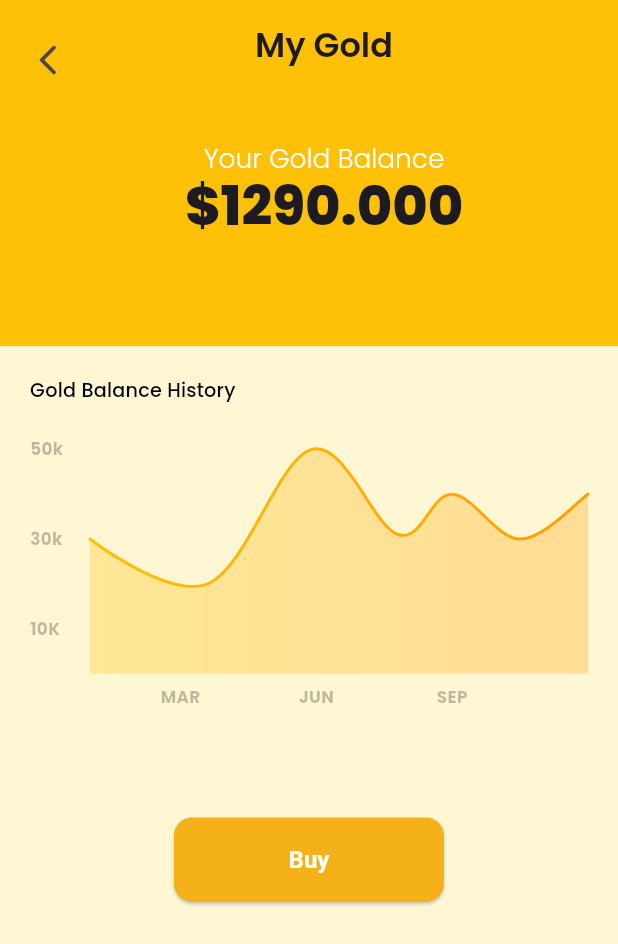
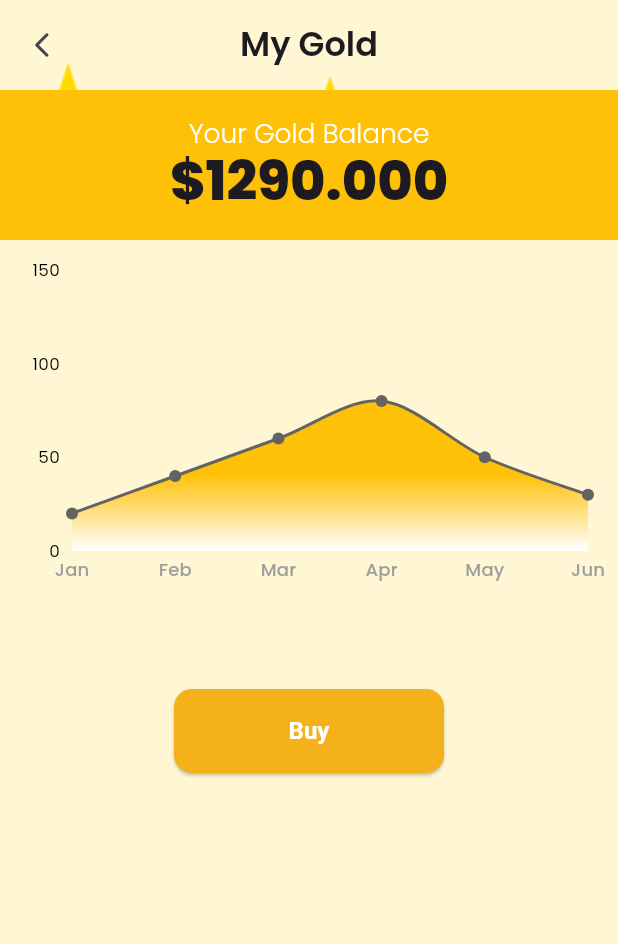
Before and after one commit to YahyaKhan007/E-Gold, a Flutter app: the GoldbalancehistoryView screen opened by its route, on a phone screen of 412 x 824 dp. Shown: the top 944 px of the screen. Run offline on Flutter 3.47's test engine with Material 3 defaults, Android fonts, the phone set to English and light mode, and no system bars; drawn by our look-alikes of fl_chart; our stand-ins replace cloud_firestore, firebase_auth, firebase_core, firebase_storage, flutter_holo_date_picker, flutter_svg and 9 more; missing offline and left inert: flutter_facebook_auth, onscreen_num_keyboard; accounts and stored records are empty; project files that could hold a hidden picture were left out.

Commit message:
line chat of gold balance

```diff
--- a/lib/ui/views/goldbalancehistory/goldbalancehistory_view.dart
+++ b/lib/ui/views/goldbalancehistory/goldbalancehistory_view.dart
@@ -1,5 +1,6 @@
+import 'package:e_gold/ui/common/app_widgets.dart';
 import 'package:e_gold/ui/common/ui_helpers.dart';
-import 'package:e_gold/ui/widgets/lineChartGold.dart';
+import 'package:e_gold/ui/views/goldbalancehistory/widgets/line_chart.dart';
 import 'package:flutter/material.dart';
 import 'package:stacked/stacked.dart';
 
@@ -15,6 +16,18 @@ class GoldbalancehistoryView extends StackedView<GoldbalancehistoryViewModel> {
     Widget? child,
   ) {
     return Scaffold(
+      appBar: kAppBar(
+        context: context,
+        onButtonPressed: () {},
+        title: Text(
+          "My Gold",
+          style: Theme.of(context)
+              .textTheme
+              .headlineMedium!
+              .copyWith(fontWeight: FontWeight.w600),
+        ),
+        backgroundColor: Colors.amber,
+      ),
       body: SingleChildScrollView(
         child: Column(
           children: [
@@ -22,36 +35,16 @@ class GoldbalancehistoryView extends StackedView<GoldbalancehistoryViewModel> {
               padding:
                   const EdgeInsets.symmetric(vertical: 16, horizontal: 8.0),
               color: Colors.amber,
-              height: screenHeight(context) * 0.28,
+              height: 100,
               width: screenWidth(context),
-              child: Row(
-                crossAxisAlignment: CrossAxisAlignment.start,
-                mainAxisAlignment: MainAxisAlignment.start,
-                children: [
-                  IconButton(
-                    icon: const Icon(Icons.arrow_back_ios_new_rounded),
-                    onPressed: viewModel.goBack,
-                  ),
-                  SizedBox(
-                    width: 320,
               child: Column(
                 crossAxisAlignment: CrossAxisAlignment.center,
-                      mainAxisAlignment: MainAxisAlignment.start,
+                mainAxisAlignment: MainAxisAlignment.center,
                 children: [
-                        Text("My Gold",
-                            style: Theme.of(context)
-                                .textTheme
-                                .headlineMedium!
-                                .copyWith(fontWeight: FontWeight.w600)),
-                        verticalSpaceLarge,
                   Text(
                     "Your Gold Balance",
-                          style: Theme.of(context)
-                              .textTheme
-                              .titleLarge!
-                              .copyWith(
-                                  color: Colors.white,
-                                  fontWeight: FontWeight.w300),
+                    style: Theme.of(context).textTheme.titleLarge!.copyWith(
+                        color: Colors.white, fontWeight: FontWeight.w300),
                   ),
                   Text(
                     "\$1290.000",
@@ -63,12 +56,16 @@ class GoldbalancehistoryView extends StackedView<GoldbalancehistoryViewModel> {
                 ],
               ),
             ),
+            KLineChart(
+              data: [
+                ChartDataModel(timePeriod: 'Jan', value: 20),
+                ChartDataModel(timePeriod: 'Feb', value: 40),
+                ChartDataModel(timePeriod: 'Mar', value: 60),
+                ChartDataModel(timePeriod: 'Apr', value: 80),
+                ChartDataModel(timePeriod: 'May', value: 50),
+                ChartDataModel(timePeriod: 'Jun', value: 30),
               ],
-              ),
-            ),
-            KLineChart(
-              gradientColors: [Colors.amber, Colors.amber.shade700],
-              lineChartHeading: 'Gold Balance History',
+              maxYValue: 150,
             ),
             verticalSpaceLarge,
             ElevatedButton(onPressed: () {}, child: const Text('Buy'))
--- a/lib/ui/views/goldbalancehistory/goldbalancehistory_viewmodel.dart
+++ b/lib/ui/views/goldbalancehistory/goldbalancehistory_viewmodel.dart
@@ -1,11 +1,3 @@
-import 'package:e_gold/app/app.locator.dart';
 import 'package:stacked/stacked.dart';
-import 'package:stacked_services/stacked_services.dart';
 
-class GoldbalancehistoryViewModel extends BaseViewModel {
-  final _navigationService = locator<NavigationService>();
-
-  void goBack() {
-    _navigationService.back();
-  }
-}
+class GoldbalancehistoryViewModel extends BaseViewModel {}
--- /dev/null
+++ b/lib/ui/views/goldbalancehistory/widgets/line_chart.dart
@@ -0,0 +1,101 @@
+import 'package:flutter/material.dart';
+import 'package:fl_chart/fl_chart.dart';
+
+class ChartDataModel {
+  final String timePeriod;
+  final double value;
+
+  ChartDataModel({required this.timePeriod, required this.value});
+}
+
+class KLineChart extends StatelessWidget {
+  final List<ChartDataModel> data;
+  final double maxYValue;
+
+  const KLineChart({super.key, required this.data, required this.maxYValue});
+
+  @override
+  Widget build(BuildContext context) {
+    return Padding(
+      padding: const EdgeInsets.all(20.0),
+      child: AspectRatio(
+        aspectRatio: 16 / 9,
+        child: LineChart(
+          LineChartData(
+            gridData: const FlGridData(show: false),
+
+            borderData: FlBorderData(show: false),
+            titlesData: FlTitlesData(
+              show: true,
+              rightTitles: const AxisTitles(
+                  sideTitles: SideTitles(
+                showTitles: false,
+              )),
+              topTitles: const AxisTitles(
+                sideTitles: SideTitles(
+                  showTitles: false,
+                ),
+              ),
+              leftTitles: const AxisTitles(
+                  sideTitles: SideTitles(showTitles: true, reservedSize: 28)),
+              bottomTitles: AxisTitles(
+                sideTitles: SideTitles(
+                  interval: 1,
+                  showTitles: true,
+                  getTitlesWidget: (
+                    double value,
+                    TitleMeta meta,
+                  ) {
+                    var copyWith =
+                        Theme.of(context).textTheme.labelLarge!.copyWith(
+                              color: Colors.grey.shade500,
+                              fontSize: 12,
+                            );
+
+                    return SideTitleWidget(
+                        space: 4,
+                        axisSide: meta.axisSide,
+                        child: Text(
+                          data[value.toInt()].timePeriod,
+                          style: copyWith,
+                        ));
+                  },
+                ),
+              ),
+            ),
+
+            minX: 0,
+            maxX: data.length.toDouble() - 1,
+            minY: 0,
+            maxY: maxYValue, // Adjust according to your data range
+            lineBarsData: [
+              getLineBarData(
+                  data, [Colors.amber, Colors.amber.shade500, Colors.white]),
+            ],
+          ),
+        ),
+      ),
+    );
+  }
+
+  LineChartBarData getLineBarData(
+      List<ChartDataModel> data, List<Color> colors) {
+    return LineChartBarData(
+        curveSmoothness: 0.32,
+        spots: List.generate(
+          data.length,
+          (index) => FlSpot(index.toDouble(), data[index].value),
+        ),
+        isCurved: true,
+        dotData: const FlDotData(show: true),
+        belowBarData: BarAreaData(
+            show: true,
+            gradient: LinearGradient(
+              colors: colors,
+              end: Alignment.bottomCenter,
+              begin: Alignment.topCenter,
+            )),
+        color: const Color(0xFF636363),
+        barWidth: 2);
+  }
+}
```
Lines whose indentation alone changed are shown as unchanged.
